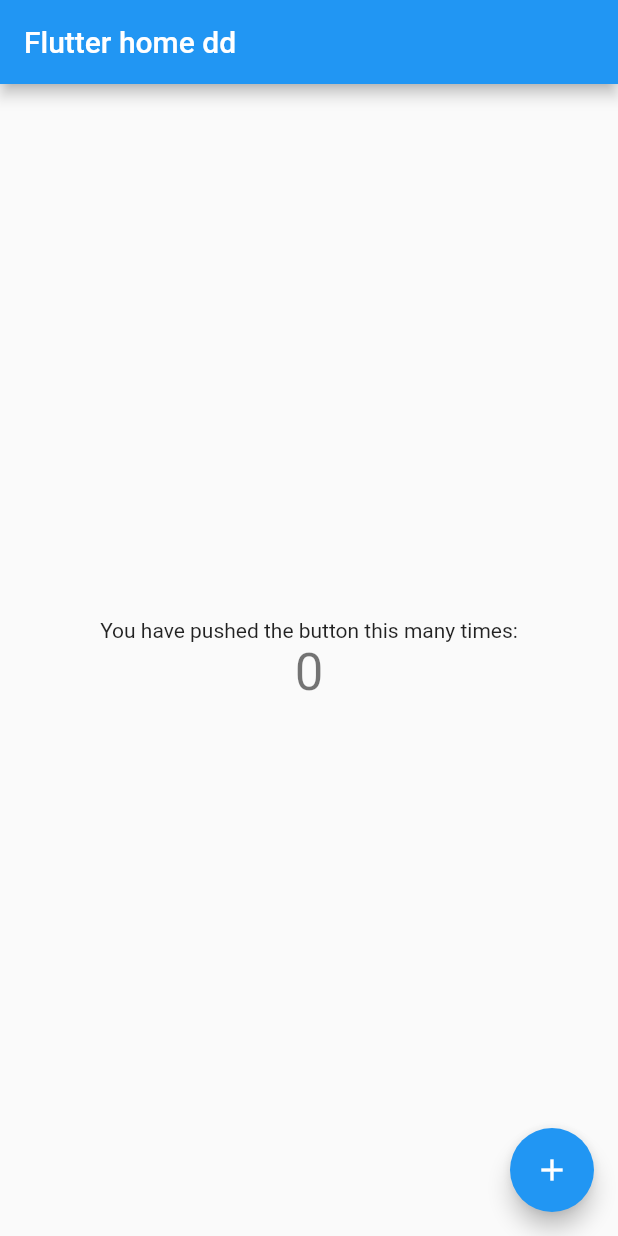
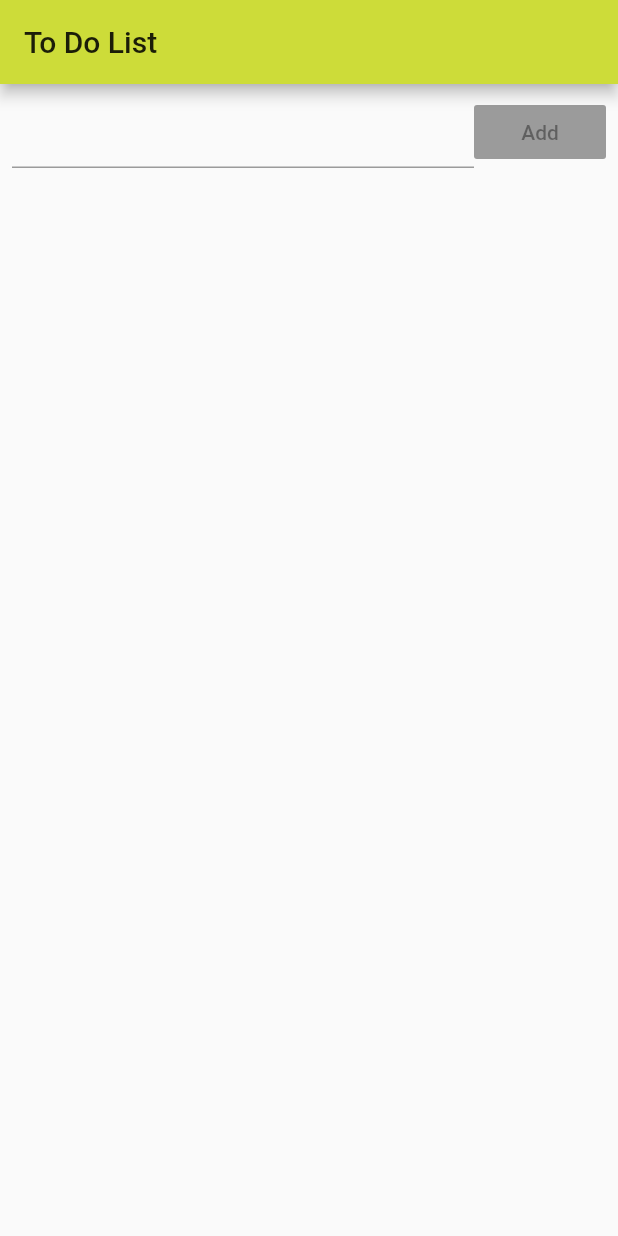
Before and after one commit to myid-hana/todo_list_ex, a Flutter app: the screen it shows after launch, on a phone screen of 412 x 824 dp. Run offline on Flutter 3.47's test engine with Material 2 defaults, Android fonts, the phone set to English and light mode, and no system bars.

Commit message:
기본 틀 구현
appbar
body 설정
raised button 구현

```diff
--- a/lib/main.dart
+++ b/lib/main.dart
@@ -3,109 +3,49 @@ import 'package:flutter/material.dart';
 void main() => runApp(MyApp());
 
 class MyApp extends StatelessWidget {
-  // This widget is the root of your application.
   @override
   Widget build(BuildContext context) {
     return MaterialApp(
-      title: 'Flutter Demo',
+      title: 'Todo List App',
       theme: ThemeData(
-        // This is the theme of your application.
-        //
-        // Try running your application with "flutter run". You'll see the
-        // application has a blue toolbar. Then, without quitting the app, try
-        // changing the primarySwatch below to Colors.green and then invoke
-        // "hot reload" (press "r" in the console where you ran "flutter run",
-        // or simply save your changes to "hot reload" in a Flutter IDE).
-        // Notice that the counter didn't reset back to zero; the application
-        // is not restarted.
-        primarySwatch: Colors.blue,
+        primarySwatch: Colors.lime,
       ),
-      home: MyHomePage(title: 'Flutter home dd'),
+      home: TodoApp(),
     );
   }
 }
 
-class MyHomePage extends StatefulWidget {
-  MyHomePage({Key key, this.title}) : super(key: key);
-
-  // This widget is the home page of your application. It is stateful, meaning
-  // that it has a State object (defined below) that contains fields that affect
-  // how it looks.
-
-  // This class is the configuration for the state. It holds the values (in this
-  // case the title) provided by the parent (in this case the App widget) and
-  // used by the build method of the State. Fields in a Widget subclass are
-  // always marked "final".
-
-  final String title;
-
+class TodoApp extends StatefulWidget {
   @override
-  _MyHomePageState createState() => _MyHomePageState();
+  _TodoAppState createState() => _TodoAppState();
 }
 
-class _MyHomePageState extends State<MyHomePage> {
-  int _counter = 0;
-
-  void _incrementCounter() {
-    setState(() {
-      // This call to setState tells the Flutter framework that something has
-      // changed in this State, which causes it to rerun the build method below
-      // so that the display can reflect the updated values. If we changed
-      // _counter without calling setState(), then the build method would not be
-      // called again, and so nothing would appear to happen.
-      _counter++;
-    });
-  }
-
+class _TodoAppState extends State<TodoApp> {
   @override
   Widget build(BuildContext context) {
-    // This method is rerun every time setState is called, for instance as done
-    // by the _incrementCounter method above.
-    //
-    // The Flutter framework has been optimized to make rerunning build methods
-    // fast, so that you can just rebuild anything that needs updating rather
-    // than having to individually change instances of widgets.
     return Scaffold(
       appBar: AppBar(
-        // Here we take the value from the MyHomePage object that was created by
-        // the App.build method, and use it to set our appbar title.
-        title: Text(widget.title),
+        title: Text('To Do List'),
       ),
-      body: Center(
-        // Center is a layout widget. It takes a single child and positions it
-        // in the middle of the parent.
+      body: Padding(
+        padding: const EdgeInsets.all(8.0),
         child: Column(
-          // Column is also a layout widget. It takes a list of children and
-          // arranges them vertically. By default, it sizes itself to fit its
-          // children horizontally, and tries to be as tall as its parent.
-          //
-          // Invoke "debug painting" (press "p" in the console, choose the
-          // "Toggle Debug Paint" action from the Flutter Inspector in Android
-          // Studio, or the "Toggle Debug Paint" command in Visual Studio Code)
-          // to see the wireframe for each widget.
-          //
-          // Column has various properties to control how it sizes itself and
-          // how it positions its children. Here we use mainAxisAlignment to
-          // center the children vertically; the main axis here is the vertical
-          // axis because Columns are vertical (the cross axis would be
-          // horizontal).
-          mainAxisAlignment: MainAxisAlignment.center,
           children: <Widget>[
-            Text(
-              'You have pushed the button this many times:',
-            ),
-            Text(
-              '$_counter',
-              style: Theme.of(context).textTheme.display1,
+            Row(
+              children: <Widget>[
+                Expanded(
+                  child: TextField(
+
+                  ),
+                ),
+                RaisedButton(
+                  child: Text('Add'),
+                ),
+              ],
             ),
           ],
         ),
       ),
-      floatingActionButton: FloatingActionButton(
-        onPressed: _incrementCounter,
-        tooltip: 'Increment',
-        child: Icon(Icons.add),
-      ), // This trailing comma makes auto-formatting nicer for build methods.
     );
   }
 }
```
